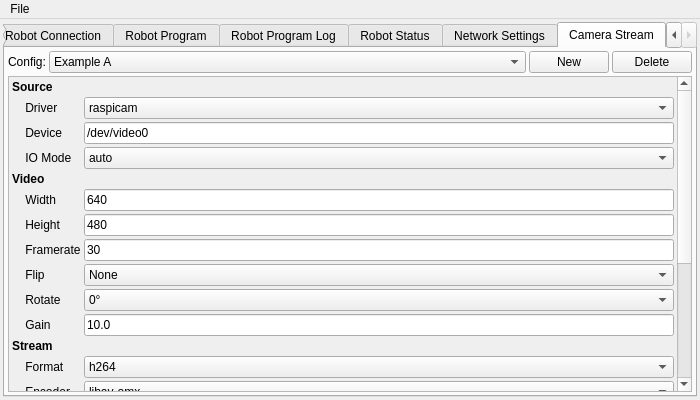
Above: ui/deploy_tool.ui from ArPiRobot/ArPiRobot-DeployTool before the change. Below: the same form after it.
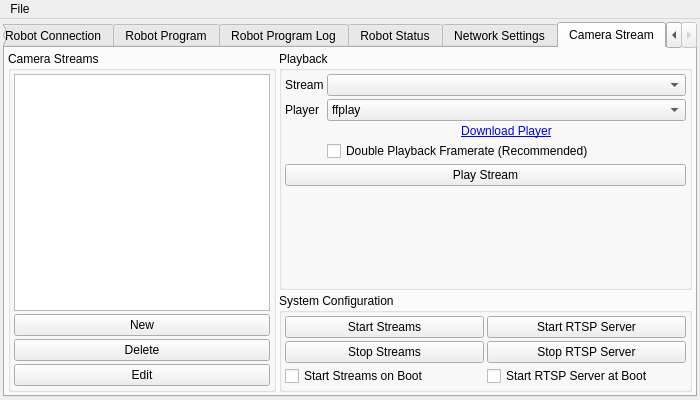
That is the form after the change. The open tabs and pages were chosen to show the change. Icons and pictures are not drawn.

Commit message: Ui improvements for camera streaming

Diff of the .ui file:
```diff
--- a/ui/deploy_tool.ui
+++ b/ui/deploy_tool.ui
@@ -815,77 +815,40 @@
         <property name="spacing">
          <number>3</number>
         </property>
-        <item row="0" column="0">
-         <widget class="QLabel" name="label">
-          <property name="text">
-           <string>Config:</string>
+        <item row="1" column="1">
+         <widget class="QWidget" name="widget_2" native="true">
+          <property name="minimumSize">
+           <size>
+            <width>0</width>
+            <height>0</height>
+           </size>
           </property>
-         </widget>
-        </item>
-        <item row="0" column="2">
-         <widget class="QPushButton" name="btn_new_camstream">
-          <property name="sizePolicy">
-           <sizepolicy hsizetype="Minimum" vsizetype="Fixed">
-            <horstretch>1</horstretch>
-            <verstretch>0</verstretch>
-           </sizepolicy>
-          </property>
-          <property name="text">
-           <string>New</string>
-          </property>
-         </widget>
-        </item>
-        <item row="0" column="1">
-         <widget class="QComboBox" name="combox_camstream">
-          <property name="sizePolicy">
-           <sizepolicy hsizetype="Expanding" vsizetype="Fixed">
-            <horstretch>99</horstretch>
-            <verstretch>0</verstretch>
-           </sizepolicy>
-          </property>
-          <item>
-           <property name="text">
-            <string>Example A</string>
+          <layout class="QHBoxLayout" name="horizontalLayout_4">
+           <property name="spacing">
+            <number>3</number>
+           </property>
+           <property name="leftMargin">
+            <number>0</number>
+           </property>
+           <property name="topMargin">
+            <number>0</number>
+           </property>
+           <property name="rightMargin">
+            <number>0</number>
            </property>
-          </item>
-          <item>
-           <property name="text">
-            <string>Example B</string>
+           <property name="bottomMargin">
+            <number>0</number>
            </property>
-          </item>
           <item>
-           <property name="text">
-            <string>Example C</string>
-           </property>
-          </item>
-         </widget>
-        </item>
-        <item row="0" column="3">
-         <widget class="QPushButton" name="btn_delete_camstream">
+            <widget class="QGroupBox" name="groupBox_7">
           <property name="sizePolicy">
-           <sizepolicy hsizetype="Minimum" vsizetype="Fixed">
+              <sizepolicy hsizetype="Expanding" vsizetype="Minimum">
             <horstretch>1</horstretch>
             <verstretch>0</verstretch>
            </sizepolicy>
           </property>
-          <property name="text">
-           <string>Delete</string>
-          </property>
-         </widget>
-        </item>
-        <item row="1" column="0" colspan="4">
-         <widget class="QScrollArea" name="scrollArea">
-          <property name="widgetResizable">
-           <bool>true</bool>
-          </property>
-          <widget class="QWidget" name="scrollAreaWidgetContents">
-           <property name="geometry">
-            <rect>
-             <x>0</x>
-             <y>0</y>
-             <width>663</width>
-             <height>532</height>
-            </rect>
+             <property name="title">
+              <string>System Configuration</string>
            </property>
            <layout class="QGridLayout" name="gridLayout_6">
             <property name="leftMargin">
@@ -903,410 +866,82 @@
             <property name="spacing">
              <number>3</number>
             </property>
-            <item row="19" column="0">
-             <widget class="QLabel" name="label_37">
-              <property name="toolTip">
-               <string>&lt;html&gt;&lt;head/&gt;&lt;body&gt;&lt;p&gt;Which network mode to use for the stream. RTSP is generally recommended.&lt;/p&gt;
-&lt;ul&gt;
-&lt;li&gt;TCP = Pi runs a TCP server that the client connects to. Only allows one client and one stream per port. TCP also gaurentees order of packets, which can result in high latency with slow connection or frequent packet loss.&lt;/li&gt;
-&lt;li&gt;UDP = Pi sends frames to a single client using UDP. The address of the client must be enabled ahead of time. UDP does not gaurentee order of packets, so with slow connections the latest frame will always be displayed. The downside is that since no server is run on the Pi, the Pi must know the comptuer's IP address.&lt;/li&gt;
-&lt;li&gt;RTSP = Runs an RTSP server on the Pi that clients (one or more) can connect to. Each stream has its own key (path on the server), allowing the same port to be used for multiple streams (each with multiple clients if desired). RTSP will also use UDP transports by default, allowing the benefits of UDP, while still providing a server. A small amount of latency is introduced compared to raw TCP or UDP.&lt;/li&gt;
-&lt;/ul&gt;
-&lt;/body&gt;&lt;/html&gt;</string>
-              </property>
+              <item row="2" column="1">
+               <widget class="QPushButton" name="pushButton_6">
               <property name="text">
-               <string>    Mode</string>
+                 <string>Start RTSP Server</string>
               </property>
              </widget>
             </item>
-            <item row="14" column="2">
-             <widget class="QComboBox" name="comboBox_7">
-              <item>
-               <property name="text">
-                <string>baseline</string>
-               </property>
-              </item>
-              <item>
-               <property name="text">
-                <string>main</string>
-               </property>
-              </item>
-              <item>
-               <property name="text">
-                <string>high</string>
-               </property>
-              </item>
-             </widget>
-            </item>
-            <item row="12" column="0">
-             <widget class="QLabel" name="label_28">
-              <property name="toolTip">
-               <string>&lt;html&gt;&lt;head/&gt;&lt;body&gt;&lt;p&gt;Video format for the stream. H.264 will likely result in better quailty and higher resolution than MJPEG at the same bandwidth usage, however can increase latency. MJPEG is lower latency, but often much higher bandwidth. The Pi supports hardware H.264 encoding so H.264 is generally recommended.&lt;/p&gt;&lt;/body&gt;&lt;/html&gt;</string>
-              </property>
-              <property name="text">
-               <string>    Format</string>
-              </property>
-             </widget>
-            </item>
-            <item row="16" column="2">
-             <widget class="QLineEdit" name="lineEdit_6">
-              <property name="text">
-               <string>2048000</string>
-              </property>
-             </widget>
-            </item>
-            <item row="7" column="2">
-             <widget class="QLineEdit" name="lineEdit_4">
-              <property name="toolTip">
-               <string>60</string>
-              </property>
-              <property name="text">
-               <string>30</string>
-              </property>
-             </widget>
-            </item>
-            <item row="19" column="2">
-             <widget class="QComboBox" name="comboBox_8">
-              <property name="currentIndex">
-               <number>2</number>
-              </property>
-              <item>
-               <property name="text">
-                <string>tcp</string>
-               </property>
-              </item>
-              <item>
-               <property name="text">
-                <string>udp</string>
-               </property>
-              </item>
-              <item>
-               <property name="text">
-                <string>rtsp</string>
-               </property>
-              </item>
-             </widget>
-            </item>
-            <item row="0" column="0">
-             <widget class="QLabel" name="label_18">
-              <property name="font">
-               <font>
-                <bold>true</bold>
-               </font>
-              </property>
-              <property name="text">
-               <string>Source</string>
-              </property>
-             </widget>
-            </item>
-            <item row="9" column="2">
-             <widget class="QComboBox" name="comboBox_4">
-              <item>
-               <property name="text">
-                <string>0°</string>
-               </property>
-              </item>
-              <item>
-               <property name="text">
-                <string>90°</string>
-               </property>
-              </item>
-              <item>
-               <property name="text">
-                <string>180°</string>
-               </property>
-              </item>
-              <item>
-               <property name="text">
-                <string>270°</string>
-               </property>
-              </item>
-             </widget>
-            </item>
             <item row="2" column="0">
-             <widget class="QLabel" name="label_19">
-              <property name="toolTip">
-               <string>&lt;html&gt;&lt;head/&gt;&lt;body&gt;&lt;p&gt;Which USB device to capture data from (/dev/video#). Only applies for V4L2.&lt;/p&gt;&lt;/body&gt;&lt;/html&gt;</string>
-              </property>
+               <widget class="QPushButton" name="pushButton_4">
               <property name="text">
-               <string>    Device</string>
+                 <string>Start Streams</string>
               </property>
              </widget>
             </item>
-            <item row="21" column="2">
-             <widget class="QLineEdit" name="lineEdit_9">
+              <item row="3" column="0">
+               <widget class="QPushButton" name="pushButton_5">
               <property name="text">
-               <string>8554</string>
+                 <string>Stop Streams</string>
               </property>
              </widget>
             </item>
-            <item row="13" column="2">
-             <widget class="QComboBox" name="comboBox_6">
-              <item>
+              <item row="3" column="1">
+               <widget class="QPushButton" name="pushButton_7">
                <property name="text">
-                <string>libav-omx</string>
-               </property>
-              </item>
-              <item>
-               <property name="text">
-                <string>omx</string>
-               </property>
-              </item>
-              <item>
-               <property name="text">
-                <string>libx264</string>
-               </property>
-              </item>
-             </widget>
-            </item>
-            <item row="22" column="0">
-             <widget class="QLabel" name="label_40">
-              <property name="toolTip">
-               <string>&lt;html&gt;&lt;head/&gt;&lt;body&gt;&lt;p&gt;Path on the RTSP server for this stream. Does not apply in TCP or UDP mode.&lt;/p&gt;&lt;p&gt;Default = stream&lt;/p&gt;&lt;/body&gt;&lt;/html&gt;</string>
-              </property>
-              <property name="text">
-               <string>    RTSP Key</string>
-              </property>
-             </widget>
-            </item>
-            <item row="6" column="0">
-             <widget class="QLabel" name="label_25">
-              <property name="toolTip">
-               <string>&lt;html&gt;&lt;head/&gt;&lt;body&gt;&lt;p&gt;Height of the video mode. Must be a valid video mode along with the width and framerate settings.&lt;/p&gt;&lt;/body&gt;&lt;/html&gt;</string>
-              </property>
-              <property name="text">
-               <string>    Height</string>
-              </property>
-             </widget>
-            </item>
-            <item row="20" column="2">
-             <widget class="QLineEdit" name="lineEdit_8">
-              <property name="text">
-               <string>127.0.0.1</string>
-              </property>
-             </widget>
-            </item>
-            <item row="13" column="0">
-             <widget class="QLabel" name="label_31">
-              <property name="toolTip">
-               <string>&lt;html&gt;&lt;head/&gt;&lt;body&gt;&lt;p&gt;When using V4L2 and the H.264 format, several encoders are available.&lt;/p&gt;
-&lt;ul&gt;
-&lt;li&gt;libav-omx = Hardware accelerated. Works on Buster and newer. (Recommended)&lt;/li&gt;
-&lt;li&gt;omx = Hardware accelerated. Doesn't work on Bullseye.&lt;/li&gt;
-&lt;li&gt;libx264 = Software only. Will cause higher CPU usage. Not recommended on Pi Zero.&lt;/li&gt;
-&lt;ul&gt;
-&lt;/body&gt;&lt;/html&gt;</string>
-              </property>
-              <property name="text">
-               <string>    Encoder</string>
-              </property>
-             </widget>
-            </item>
-            <item row="12" column="2">
-             <widget class="QComboBox" name="comboBox_5">
-              <item>
-               <property name="text">
-                <string>h264</string>
-               </property>
-              </item>
-              <item>
-               <property name="text">
-                <string>mjpeg</string>
-               </property>
-              </item>
+                 <string>Stop RTSP Server</string>
+                </property>
              </widget>
             </item>
             <item row="4" column="0">
-             <widget class="QLabel" name="label_22">
-              <property name="font">
-               <font>
-                <bold>true</bold>
-               </font>
-              </property>
+               <widget class="QCheckBox" name="checkBox">
               <property name="text">
-               <string>Video</string>
+                 <string>Start Streams on Boot</string>
               </property>
              </widget>
             </item>
-            <item row="17" column="0">
-             <widget class="QLabel" name="label_30">
-              <property name="toolTip">
-               <string>&lt;html&gt;&lt;head/&gt;&lt;body&gt;&lt;p&gt;Quality of jpeg compression when using a mjpeg stream. This option has no effect if using an h264 format. This also does not work with the raspicam driver.&lt;/p&gt;&lt;/body&gt;&lt;/html&gt;</string>
-              </property>
+              <item row="4" column="1">
+               <widget class="QCheckBox" name="checkBox_2">
               <property name="text">
-               <string>    Quality</string>
+                 <string>Start RTSP Server at Boot</string>
               </property>
              </widget>
             </item>
-            <item row="7" column="0">
-             <widget class="QLabel" name="label_26">
-              <property name="toolTip">
-               <string>&lt;html&gt;&lt;head/&gt;&lt;body&gt;&lt;p&gt;Framerate of the video mode. Must be a valid video mode along with the width and height settings.&lt;/p&gt;&lt;/body&gt;&lt;/html&gt;</string>
-              </property>
-              <property name="text">
-               <string>    Framerate</string>
-              </property>
-             </widget>
-            </item>
-            <item row="2" column="2">
-             <widget class="QLineEdit" name="lineEdit">
-              <property name="text">
-               <string>/dev/video0</string>
-              </property>
-             </widget>
-            </item>
-            <item row="10" column="0">
-             <widget class="QLabel" name="label_35">
-              <property name="toolTip">
-               <string>&lt;html&gt;&lt;head/&gt;&lt;body&gt;&lt;p&gt;Gain of the image. Higher gain makes the image &amp;quot;lighter&amp;quot;. Likely will not work with V4L2.&lt;/p&gt;&lt;/body&gt;&lt;/html&gt;</string>
-              </property>
-              <property name="text">
-               <string>    Gain</string>
-              </property>
-             </widget>
-            </item>
-            <item row="11" column="0">
-             <widget class="QLabel" name="label_27">
-              <property name="font">
-               <font>
-                <bold>true</bold>
-               </font>
-              </property>
-              <property name="text">
-               <string>Stream</string>
-              </property>
-             </widget>
-            </item>
-            <item row="1" column="0">
-             <widget class="QLabel" name="label_20">
-              <property name="toolTip">
-               <string>&lt;html&gt;&lt;head /&gt;
-&lt;body&gt;
-&lt;p&gt;What method is used to read data from the camera.&lt;/p&gt;
-&lt;ul&gt;
-&lt;li&gt;Raspicam = Pi Camera on Buster and older&lt;/li&gt;
-&lt;li&gt;libcamera = Pi Camera on bullseye and newer&lt;/li&gt;
-&lt;li&gt;V4L2 = USB webcams&lt;/li&gt;
-&lt;/ul&gt;
-&lt;/body&gt;
-&lt;/html&gt;</string>
-              </property>
-              <property name="text">
-               <string>    Driver</string>
-              </property>
-             </widget>
-            </item>
-            <item row="9" column="0">
-             <widget class="QLabel" name="label_34">
-              <property name="toolTip">
-               <string>&lt;html&gt;&lt;head/&gt;&lt;body&gt;&lt;p&gt;Rotate the video one or more ways. This may not work with V4L2.&lt;/p&gt;&lt;p&gt;Often, only 0 or 180 degrees will work.&lt;/p&gt;&lt;/body&gt;&lt;/html&gt;</string>
-              </property>
-              <property name="text">
-               <string>    Rotate</string>
-              </property>
-             </widget>
-            </item>
-            <item row="14" column="0">
-             <widget class="QLabel" name="label_32">
-              <property name="toolTip">
-               <string>&lt;html&gt;&lt;head/&gt;&lt;body&gt;&lt;p&gt;H.264 profile to use with the encoder. The profile determines the overall quality of the stream at a given bitrate. Generally, better quality requires longer to encode and increases latency. It is recommended to use baseline (especially if using libx264 encoder) to minimize latency, however with hardware accelerated encoding (V4L2) or when using a Pi camera higher profiles may work.&lt;/p&gt;
-&lt;/body&gt;&lt;/html&gt;</string>
-              </property>
-              <property name="text">
-               <string>    Profile</string>
-              </property>
-             </widget>
-            </item>
-            <item row="22" column="2">
-             <widget class="QLineEdit" name="lineEdit_10">
-              <property name="text">
-               <string>stream</string>
-              </property>
-             </widget>
-            </item>
-            <item row="3" column="2">
-             <widget class="QComboBox" name="comboBox_2">
-              <item>
-               <property name="text">
-                <string>auto</string>
-               </property>
-              </item>
-              <item>
-               <property name="text">
-                <string>rw</string>
-               </property>
-              </item>
-              <item>
-               <property name="text">
-                <string>mmap</string>
-               </property>
-              </item>
-              <item>
-               <property name="text">
-                <string>userptr</string>
-               </property>
-              </item>
-              <item>
-               <property name="text">
-                <string>dmabuf</string>
-               </property>
-              </item>
-              <item>
-               <property name="text">
-                <string>dmabuf-import</string>
-               </property>
-              </item>
-             </widget>
-            </item>
-            <item row="1" column="2">
-             <widget class="QComboBox" name="comboBox">
+             </layout>
+            </widget>
+           </item>
+          </layout>
+         </widget>
+        </item>
+        <item row="0" column="1">
+         <widget class="QGroupBox" name="groupBox_8">
               <property name="sizePolicy">
-               <sizepolicy hsizetype="Expanding" vsizetype="Fixed">
+           <sizepolicy hsizetype="Expanding" vsizetype="Expanding">
                 <horstretch>1</horstretch>
-                <verstretch>0</verstretch>
-               </sizepolicy>
-              </property>
-              <property name="toolTip">
-               <string/>
-              </property>
-              <item>
-               <property name="text">
-                <string>raspicam</string>
-               </property>
-              </item>
-              <item>
-               <property name="text">
-                <string>libcamera</string>
-               </property>
-              </item>
-              <item>
-               <property name="text">
-                <string>v4l2</string>
-               </property>
-              </item>
-             </widget>
-            </item>
-            <item row="5" column="2">
-             <widget class="QLineEdit" name="lineEdit_2">
-              <property name="toolTip">
-               <string>&lt;html&gt;&lt;head/&gt;&lt;body&gt;&lt;p&gt;Width of the video mode. Must be a valid video mode along with the height and framerate settings.&lt;/p&gt;&lt;/body&gt;&lt;/html&gt;</string>
-              </property>
-              <property name="text">
-               <string>640</string>
-              </property>
-             </widget>
-            </item>
+            <verstretch>1</verstretch>
+           </sizepolicy>
+          </property>
+          <property name="title">
+           <string>Playback</string>
+          </property>
+          <layout class="QGridLayout" name="gridLayout_7">
+           <property name="leftMargin">
+            <number>3</number>
+           </property>
+           <property name="topMargin">
+            <number>3</number>
+           </property>
+           <property name="rightMargin">
+            <number>3</number>
+           </property>
+           <property name="bottomMargin">
+            <number>3</number>
+           </property>
+           <property name="spacing">
+            <number>3</number>
+           </property>
             <item row="5" column="0">
-             <widget class="QLabel" name="label_23">
-              <property name="toolTip">
-               <string>&lt;html&gt;&lt;head/&gt;&lt;body&gt;&lt;p&gt;Width for the video. Must be a supported video mode along with the setting for height and framerate.&lt;/p&gt;&lt;/body&gt;&lt;/html&gt;</string>
-              </property>
-              <property name="text">
-               <string>    Width</string>
-              </property>
-             </widget>
-            </item>
-            <item row="23" column="0">
              <spacer name="verticalSpacer_7">
               <property name="orientation">
                <enum>Qt::Vertical</enum>
@@ -1319,118 +954,137 @@
               </property>
              </spacer>
             </item>
-            <item row="8" column="2">
-             <widget class="QComboBox" name="comboBox_3">
-              <item>
+           <item row="0" column="0">
+            <widget class="QLabel" name="label">
                <property name="text">
-                <string>None</string>
-               </property>
-              </item>
+              <string>Stream</string>
+             </property>
+            </widget>
+           </item>
+           <item row="0" column="1">
+            <widget class="QComboBox" name="comboBox">
+             <property name="sizePolicy">
+              <sizepolicy hsizetype="Expanding" vsizetype="Fixed">
+               <horstretch>0</horstretch>
+               <verstretch>0</verstretch>
+              </sizepolicy>
+             </property>
+            </widget>
+           </item>
+           <item row="1" column="1">
+            <widget class="QComboBox" name="comboBox_2">
               <item>
                <property name="text">
-                <string>Vertical</string>
+               <string>ffplay</string>
                </property>
               </item>
               <item>
                <property name="text">
-                <string>Horizontal</string>
+               <string>mpv</string>
                </property>
               </item>
               <item>
                <property name="text">
-                <string>Both</string>
+               <string>mplayer</string>
                </property>
               </item>
              </widget>
             </item>
-            <item row="18" column="0">
-             <widget class="QLabel" name="label_36">
-              <property name="font">
-               <font>
-                <bold>true</bold>
-               </font>
-              </property>
+           <item row="3" column="1">
+            <widget class="QCheckBox" name="checkBox_3">
               <property name="text">
-               <string>Network</string>
+              <string>Double Playback Framerate (Recommended)</string>
               </property>
              </widget>
             </item>
-            <item row="6" column="2">
-             <widget class="QLineEdit" name="lineEdit_3">
-              <property name="toolTip">
-               <string>480</string>
-              </property>
+           <item row="2" column="1">
+            <widget class="QLabel" name="label_19">
               <property name="text">
-               <string>480</string>
-              </property>
-             </widget>
-            </item>
-            <item row="17" column="2">
-             <widget class="QLineEdit" name="lineEdit_7">
+              <string>&lt;a href=&quot;https://ffmpeg.org/&quot;&gt;Download Player&lt;/a&gt;</string>
+             </property>
+             <property name="textFormat">
+              <enum>Qt::RichText</enum>
+             </property>
+             <property name="alignment">
+              <set>Qt::AlignCenter</set>
+             </property>
+             <property name="openExternalLinks">
+              <bool>true</bool>
+             </property>
+             <property name="textInteractionFlags">
+              <set>Qt::TextBrowserInteraction</set>
+             </property>
+            </widget>
+           </item>
+           <item row="1" column="0">
+            <widget class="QLabel" name="label_18">
               <property name="text">
-               <string>50</string>
+              <string>Player</string>
               </property>
              </widget>
             </item>
-            <item row="21" column="0">
-             <widget class="QLabel" name="label_39">
-              <property name="toolTip">
-               <string>&lt;html&gt;&lt;head/&gt;&lt;body&gt;&lt;p&gt;TCP: The port to run the server on.&lt;/p&gt;&lt;p&gt;UDP: The port to send the frames to (at the given address).&lt;/p&gt;&lt;p&gt;RTSP: The port of the RTSP server&lt;/p&gt;&lt;p&gt;Default = 5008 for TCP or UDP; 8554 for RTSP&lt;/p&gt;&lt;/body&gt;&lt;/html&gt;</string>
-              </property>
+           <item row="4" column="0" colspan="2">
+            <widget class="QPushButton" name="pushButton_8">
               <property name="text">
-               <string>    Port</string>
+              <string>Play Stream</string>
               </property>
              </widget>
             </item>
-            <item row="3" column="0">
-             <widget class="QLabel" name="label_21">
-              <property name="toolTip">
-               <string>&lt;html&gt;&lt;head/&gt;&lt;body&gt;&lt;p&gt;I/O mode to use with a V4L2 device. Generally, use auto. If latency is an issue, try dmabuf.&lt;/p&gt;&lt;/body&gt;&lt;/html&gt;</string>
-              </property>
-              <property name="text">
-               <string>    IO Mode</string>
-              </property>
-             </widget>
-            </item>
-            <item row="20" column="0">
-             <widget class="QLabel" name="label_38">
-              <property name="toolTip">
-               <string>&lt;html&gt;&lt;head/&gt;&lt;body&gt;&lt;p&gt;For TCP, this is the address to run the server on. Use 0.0.0.0 to run the server on all the Pi's IP addresses (recommended).&lt;/p&gt;&lt;p&gt;For UDP, this is the address of the device to send frames to via UDP (the address of the computer you want to play the stream on).&lt;/p&gt;&lt;p&gt;For RTSP, this is the address of the running RTSP server (typically 127.0.0.1 as the server usually runs on the Pi).&lt;/p&gt;&lt;/body&gt;&lt;/html&gt;</string>
-              </property>
-              <property name="text">
-               <string>    Address</string>
-              </property>
-             </widget>
-            </item>
-            <item row="8" column="0">
-             <widget class="QLabel" name="label_33">
-              <property name="toolTip">
-               <string>&lt;html&gt;&lt;head/&gt;&lt;body&gt;&lt;p&gt;Flip the image from the camera one or more ways. This may not work with V4L2.&lt;/p&gt;&lt;/body&gt;&lt;/html&gt;</string>
-              </property>
+          </layout>
+         </widget>
+        </item>
+        <item row="0" column="0" rowspan="2">
+         <widget class="QGroupBox" name="groupBox_9">
+          <property name="sizePolicy">
+           <sizepolicy hsizetype="Fixed" vsizetype="Preferred">
+            <horstretch>0</horstretch>
+            <verstretch>0</verstretch>
+           </sizepolicy>
+          </property>
+          <property name="title">
+           <string>Camera Streams</string>
+          </property>
+          <layout class="QVBoxLayout" name="verticalLayout_9">
+           <property name="spacing">
+            <number>3</number>
+           </property>
+           <property name="leftMargin">
+            <number>3</number>
+           </property>
+           <property name="topMargin">
+            <number>3</number>
+           </property>
+           <property name="rightMargin">
+            <number>3</number>
+           </property>
+           <property name="bottomMargin">
+            <number>3</number>
+           </property>
+           <item>
+            <widget class="QListWidget" name="lst_streams"/>
+           </item>
+           <item>
+            <widget class="QPushButton" name="btn_new_camstream">
               <property name="text">
-               <string>    Flip</string>
+              <string>New</string>
               </property>
              </widget>
             </item>
-            <item row="10" column="2">
-             <widget class="QLineEdit" name="lineEdit_5">
+           <item>
+            <widget class="QPushButton" name="btn_delete_camstream">
               <property name="text">
-               <string>10.0</string>
+              <string>Delete</string>
               </property>
              </widget>
             </item>
-            <item row="16" column="0">
-             <widget class="QLabel" name="label_29">
-              <property name="toolTip">
-               <string>&lt;html&gt;&lt;head/&gt;&lt;body&gt;&lt;p&gt;For h264 streams, this is a desired bitrate of the video stream in bits / sec (ex 2048000 = 2kbits / sec). For mjpeg, this generally has no effect. However, when using the raspicam driver, this option has the same effect for mjpeg as it does for h264. In this case, the desired bitrate indirectly controls the jpeg compression quality. &lt;/p&gt;&lt;p&gt;Default = 2048000 = 2Mbits/sec&lt;/p&gt;&lt;/body&gt;&lt;/html&gt;</string>
-              </property>
+           <item>
+            <widget class="QPushButton" name="btn_edit_camstream">
               <property name="text">
-               <string>    Bitrate</string>
+              <string>Edit</string>
               </property>
              </widget>
             </item>
            </layout>
-          </widget>
          </widget>
         </item>
        </layout>
```
Left out of the diff: 1 changed line with no effect on the pictures. Lines whose indentation alone changed are shown as unchanged. The commit also changes 3 other files.
